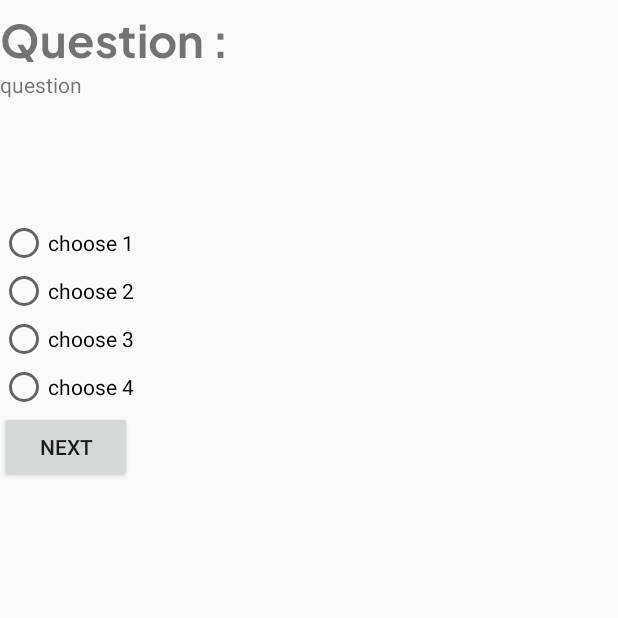
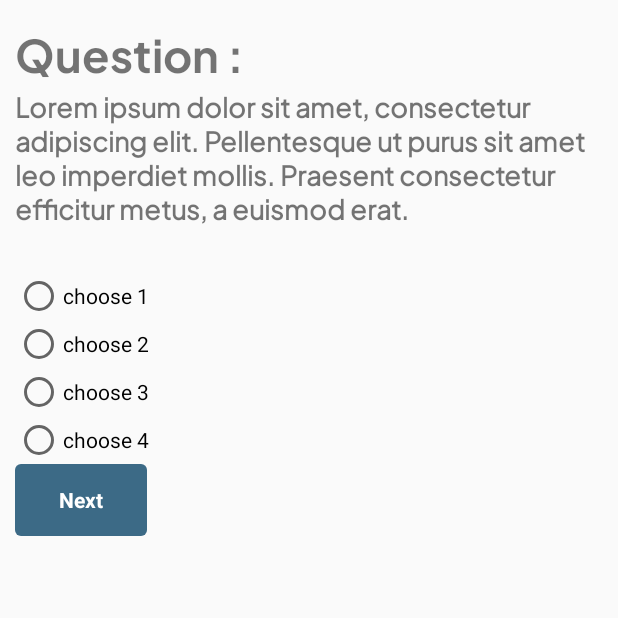
Before and after one commit to Siberuz/LRNT, an Android app: the Quiz screen opened directly, with no data from a screen before it, on a phone screen of 412 x 824 dp, the top half of it. Run offline under Robolectric (Android 15) with nearby library versions, the phone set to English and light mode, and no system bars; our stand-ins replace Firebase (no records; nobody signed in at launch, a user with empty details on screens opened directly); 7 statements that could not run were skipped.

Commit message:
dashboard&quis

```diff
--- a/app/src/main/java/com/example/lrnt/Dashboard.java
+++ b/app/src/main/java/com/example/lrnt/Dashboard.java
@@ -47,7 +47,7 @@ public class Dashboard extends Fragment {
                 @Override
                 public void onSuccess(DocumentSnapshot documentSnapshot) {
                    if(documentSnapshot.exists()){
-                       String nama = documentSnapshot.getString("nama");
+                       String nama = documentSnapshot.getString("name");
                        userName_tv.setText(nama);
                    } else {
                        Toast.makeText(getActivity(), "dokumen pengguna tidak di temukan", Toast.LENGTH_SHORT).show();
--- a/app/src/main/res/layout/activity_quiz.xml
+++ b/app/src/main/res/layout/activity_quiz.xml
@@ -5,6 +5,7 @@
     android:layout_width="match_parent"
     android:layout_height="match_parent"
     android:orientation="vertical"
+    android:padding="10dp"
     tools:context=".Quiz">
 
     <TextView
@@ -31,8 +32,10 @@
         android:layout_width="wrap_content"
         android:layout_height="wrap_content"
         app:layout_constraintTop_toTopOf="parent"
-        android:text="question"
-        android:layout_marginBottom="50dp"
+        android:text="Lorem ipsum dolor sit amet, consectetur adipiscing elit. Pellentesque ut purus sit amet leo imperdiet mollis. Praesent consectetur efficitur metus, a euismod erat."
+        android:textSize="18dp"
+        android:fontFamily="@font/jakarta_sans"
+        android:textStyle="bold"
         android:id="@+id/qst" />
 
     <RadioGroup
@@ -74,6 +77,11 @@
         android:id="@+id/next"
         android:layout_width="wrap_content"
         android:layout_height="wrap_content"
-        android:text="next"
+        android:text="Next"
+        android:textStyle="bold"
+        android:textColor="@color/white"
+        style="@style/Base.Theme.LRNT"
+        android:background="@drawable/button_second"
+        android:backgroundTint="@color/primary_color"
         />
 </LinearLayout>
```
